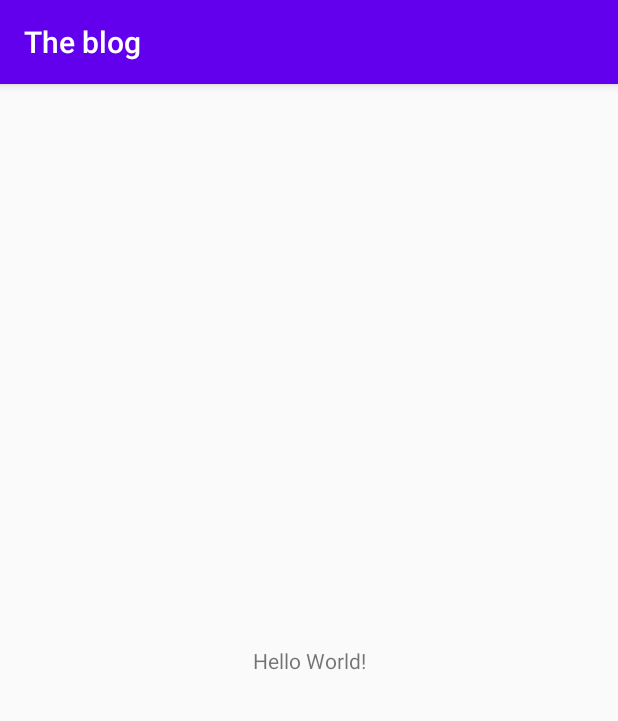
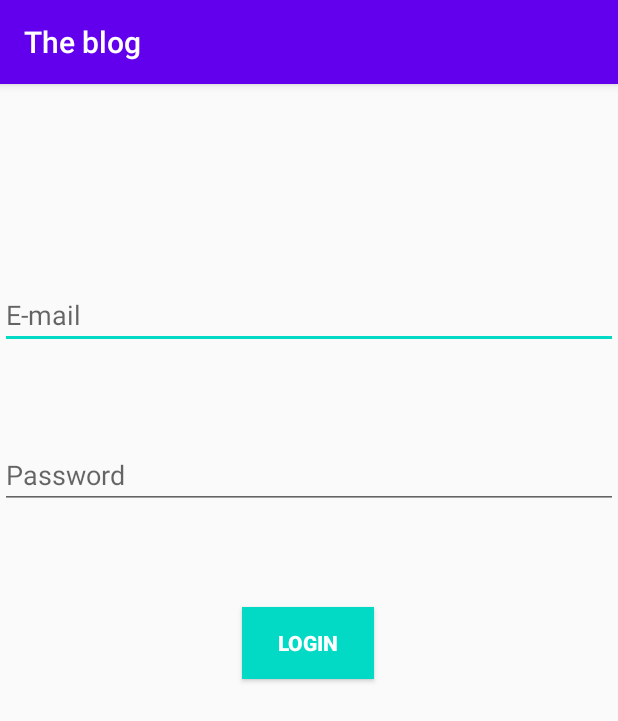
Before and after one commit to Istislav/android-theblog, an Android app: the screen it shows after launch (MainActivity), on a phone screen of 412 x 824 dp. Shown: the top 721 px of the screen. Run offline under Robolectric (Android 15) with nearby library versions, the phone set to English and light mode, and no system bars.

Commit message:
authentication form begin

```diff
--- a/app/src/main/res/layout/activity_main.xml
+++ b/app/src/main/res/layout/activity_main.xml
@@ -6,13 +6,46 @@
     android:layout_height="match_parent"
     tools:context=".MainActivity">
 
-    <TextView
+
+    <EditText
+        android:id="@+id/loginEmailEd"
+        android:layout_width="match_parent"
+        android:layout_height="wrap_content"
+        android:ems="10"
+        android:hint="@string/email"
+        android:inputType="textEmailAddress"
+        app:layout_constraintBottom_toBottomOf="parent"
+        app:layout_constraintEnd_toEndOf="parent"
+        app:layout_constraintStart_toStartOf="parent"
+        app:layout_constraintTop_toTopOf="parent"
+        app:layout_constraintVertical_bias="0.182" />
+
+    <EditText
+        android:id="@+id/loginPasswordEd"
+        android:layout_width="match_parent"
+        android:layout_height="wrap_content"
+        android:ems="10"
+        android:hint="@string/password"
+        android:inputType="textPassword"
+        app:layout_constraintBottom_toBottomOf="parent"
+        app:layout_constraintEnd_toEndOf="parent"
+        app:layout_constraintStart_toStartOf="parent"
+        app:layout_constraintTop_toBottomOf="@+id/loginEmailEd"
+        app:layout_constraintVertical_bias="0.112" />
+
+    <Button
+        android:id="@+id/button"
         android:layout_width="wrap_content"
         android:layout_height="wrap_content"
-        android:text="Hello World!"
+        android:background="@color/colorAccent"
+        android:text="@string/login_title"
+        android:textColor="@android:color/white"
+        android:textStyle="bold"
         app:layout_constraintBottom_toBottomOf="parent"
-        app:layout_constraintLeft_toLeftOf="parent"
-        app:layout_constraintRight_toRightOf="parent"
-        app:layout_constraintTop_toTopOf="parent" />
+        app:layout_constraintEnd_toEndOf="parent"
+        app:layout_constraintHorizontal_bias="0.498"
+        app:layout_constraintStart_toStartOf="parent"
+        app:layout_constraintTop_toBottomOf="@+id/loginPasswordEd"
+        app:layout_constraintVertical_bias="0.149" />
 
 </androidx.constraintlayout.widget.ConstraintLayout>
--- a/app/src/main/res/values/strings.xml
+++ b/app/src/main/res/values/strings.xml
@@ -1,3 +1,6 @@
 <resources>
     <string name="app_name">The blog</string>
+    <string name="email">E-mail</string>
+    <string name="password">Password</string>
+    <string name="login_title">Login</string>
 </resources>
```
